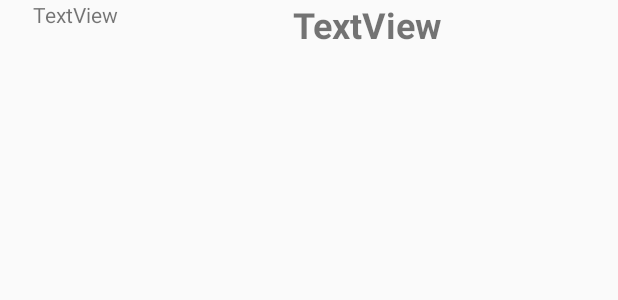
After one commit to nozagleh/dicegame3000, an Android app: the layout round_listing.xml on its own in the app's theme, with its tools: preview values and no code run, on a phone screen of 412 x 824 dp. The commit adds this screen. Shown: the top 300 px of the screen. Run offline under Robolectric (Android 15) with nearby library versions, the light colour scheme and no system bars.

Commit message:
add base for roundscore list

```diff
--- a/app/build.gradle
+++ b/app/build.gradle
@@ -28,5 +28,6 @@ dependencies {
     compile 'com.android.support.constraint:constraint-layout:1.0.2'
     compile 'com.android.support:support-v4:25.3.1'
     compile 'com.android.support:design:25.3.1'
+    compile 'com.android.support:recyclerview-v7:25.3.1'
     testCompile 'junit:junit:4.12'
 }
--- a/app/src/main/java/com/example/arnarfreyr/dicegame3000/FragmentListener.java
+++ b/app/src/main/java/com/example/arnarfreyr/dicegame3000/FragmentListener.java
@@ -13,4 +13,5 @@ public interface FragmentListener {
     void onBetChange();
     void onBetSelected(int betNr);
     ArrayList<Integer> getScores();
+    GamePlay getGame();
 }
--- a/app/src/main/java/com/example/arnarfreyr/dicegame3000/Play.java
+++ b/app/src/main/java/com/example/arnarfreyr/dicegame3000/Play.java
@@ -69,12 +69,6 @@ public class Play extends Fragment implements View.OnClickListener {
     @Override
     public void onCreate(Bundle savedInstanceState) {
         super.onCreate(savedInstanceState);
-
-        if (savedInstanceState != null) {
-            prevValues = savedInstanceState.getIntegerArrayList("SCORES");
-        }
-
-        Log.d("Fragment --> ", "Play");
     }
 
     @Override
--- /dev/null
+++ b/app/src/main/res/layout/round_listing.xml
@@ -0,0 +1,38 @@
+<?xml version="1.0" encoding="utf-8"?>
+    <LinearLayout xmlns:android="http://schemas.android.com/apk/res/android"
+        android:layout_width="match_parent"
+        android:layout_height="wrap_content"
+        android:orientation="horizontal">
+
+        <LinearLayout
+            android:layout_width="wrap_content"
+            android:layout_height="wrap_content"
+            android:orientation="horizontal"
+            android:layout_weight="1">
+
+            <TextView
+                    android:id="@+id/txtLstRound"
+                    android:layout_width="wrap_content"
+                    android:layout_height="wrap_content"
+                    android:layout_marginStart="22dp"
+                    android:text="TextView" />
+
+        </LinearLayout>
+
+        <LinearLayout
+            android:layout_width="wrap_content"
+            android:layout_height="wrap_content"
+            android:orientation="horizontal"
+            android:layout_weight="1">
+
+            <TextView
+                android:id="@+id/txtLstScore"
+                android:layout_width="wrap_content"
+                android:layout_height="wrap_content"
+                android:text="TextView"
+                android:textSize="24sp"
+                android:textStyle="bold" />
+        </LinearLayout>
+
+
+    </LinearLayout>
--- a/app/src/main/res/values/strings.xml
+++ b/app/src/main/res/values/strings.xml
@@ -35,5 +35,7 @@
     <string name="preference_done_bets">DONE_BETS</string>
     <string name="preference_game_ended">GAME_ENDED</string>
 
+    <string name="txt_rounds">Round</string>
+    <string name="txt_points">pts</string>
     <string name="txt_game_finished">Please enter score</string>
 </resources>
```
Also changed, not shown: app/src/main/java/com/example/arnarfreyr/dicegame3000/Game.java (+8 -2 lines), app/src/main/java/com/example/arnarfreyr/dicegame3000/Score.java (+47 -21 lines), app/src/main/java/com/example/arnarfreyr/dicegame3000/ScoreListViewAdapter.java (deleted, +0 -17 lines), app/src/main/java/com/example/arnarfreyr/dicegame3000/ScoreRecyclerViewAdapter.java (added, +56 -0 lines), app/src/main/res/layout/fragment_score.xml (+16 -16 lines).
